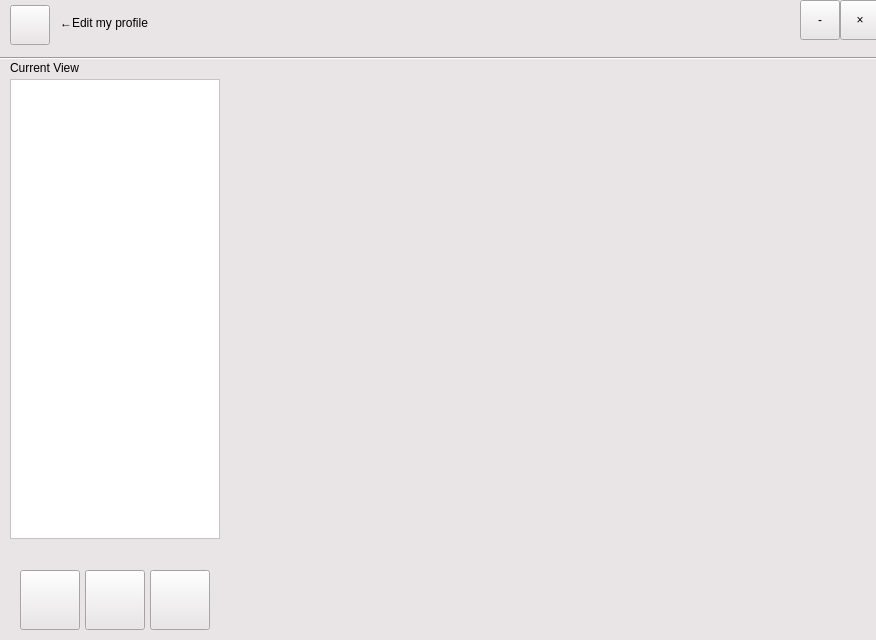
This is client/ui/mainwindow.ui in pechpo/What-s-up as Qt 5 draws it before an edit. The edited form follows.
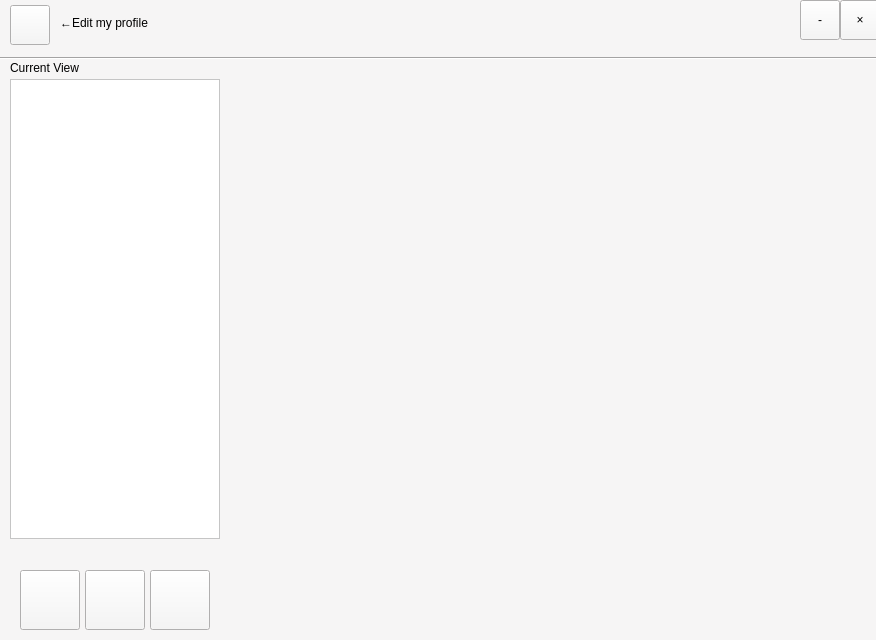
This is the edited form. Icons and pictures are not drawn.

What changed in the file:
```diff
--- a/client/ui/mainwindow.ui
+++ b/client/ui/mainwindow.ui
@@ -26,7 +26,7 @@
     </rect>
    </property>
    <property name="styleSheet">
-    <string notr="true">background-color: rgb(233, 228, 230);</string>
+    <string notr="true">background-color: rgb(246, 245, 245);</string>
    </property>
    <widget class="QToolButton" name="minimizeButton">
     <property name="geometry">
@@ -87,7 +87,7 @@
      </rect>
     </property>
     <property name="styleSheet">
-     <string notr="true">background-color: rgb(233, 228, 230);</string>
+     <string notr="true">background-color: rgb(246, 245, 245);</string>
     </property>
     <widget class="QPushButton" name="grouplistButton">
      <property name="geometry">
```
